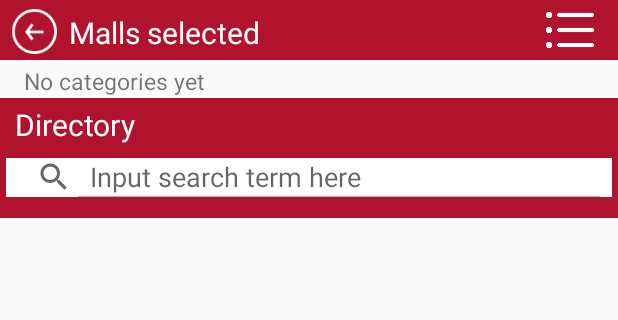
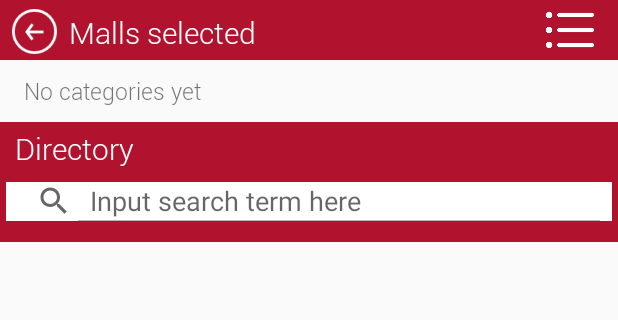
Before and after one commit to jhocx/directus, an Android app: the screen it shows after launch (DirectoryActivity), after a tap on "GO!", on a phone screen of 412 x 824 dp, the part 93-413 px from its top. Run offline under Robolectric (Android 15) with nearby library versions, the phone set to English and light mode, and no system bars; our stand-ins replace Picasso; pictures from the network do not load; 2 other taps on this screen came first.

Commit message:
29/7 finalised aesthetics.

```diff
--- a/app/src/main/java/com/example/jhocx/directus/DirectoryActivity.java
+++ b/app/src/main/java/com/example/jhocx/directus/DirectoryActivity.java
@@ -1,5 +1,6 @@
 package com.example.jhocx.directus;
 
+import android.graphics.Typeface;
 import android.support.v7.app.AppCompatActivity;
 import android.os.Bundle;
 import android.view.View;
@@ -50,7 +51,7 @@ public class DirectoryActivity extends AppCompatActivity {
     String[] shoppingMalls;
 
     private View rootView;     //to make search view only focusable on touch
-    TextView categoriesSelected, mallsSelected; //Test views
+    TextView categoriesSelected, mallsSelected, directory; //Test views
     private ListView list;
     private SearchView searchView;
 
@@ -59,6 +60,14 @@ public class DirectoryActivity extends AppCompatActivity {
         super.onCreate(savedInstanceState);
         setContentView(R.layout.activity_directory);
 
+        // Changes the font to Roboto-Light.
+        mallsSelected = (TextView) findViewById(R.id.mallsSelected);
+        categoriesSelected = (TextView) findViewById(R.id.categoriesSelected);
+        directory = (TextView) findViewById(R.id.directory);
+        Typeface myCustomFont = Typeface.createFromAsset(getAssets(), "fonts/Roboto-Light.ttf");
+        mallsSelected.setTypeface(myCustomFont);
+        categoriesSelected.setTypeface(myCustomFont);
+        directory.setTypeface(myCustomFont);
 
         //To check if filterActivity has been opened yet
         filterActivityOpened = FilterActivity.filterActivityIsOpen();
--- a/app/src/main/java/com/example/jhocx/directus/MainActivity.java
+++ b/app/src/main/java/com/example/jhocx/directus/MainActivity.java
@@ -107,8 +107,6 @@ public class MainActivity extends AppCompatActivity {
                         JSONArray jsonArray = new JSONArray(json);
                         listNearby = new String[jsonArray.length()];
 
-                        TextView testMall = (TextView) findViewById(R.id.testMall);
-
                         final int earthRadius = 6371000;
                         int arrayCounter = 0;
                         for (int i=0; i< jsonArray.length(); i++) {
@@ -137,7 +135,6 @@ public class MainActivity extends AppCompatActivity {
                             listNearbyTrimmed[i] = listNearby[i];
                         }
                         checkedMalls = new boolean[arrayCounter];
-                        testMall.setText("The malls nearby are: " + Arrays.toString(listNearbyTrimmed));
                     } catch (IOException e) {
                         e.printStackTrace();
                     } catch (JSONException e) {
@@ -161,8 +158,6 @@ public class MainActivity extends AppCompatActivity {
                             String json = new String(buffer, "UTF-8");
                             JSONArray jsonArray = new JSONArray(json);
                             listNearby = new String[jsonArray.length()];
-
-                            TextView testMall = (TextView) findViewById(R.id.testMall);
 
                             final int earthRadius = 6371000;
                             int arrayCounter = 0;
@@ -192,7 +187,6 @@ public class MainActivity extends AppCompatActivity {
                                 listNearbyTrimmed[i] = listNearby[i];
                             }
                             checkedMalls = new boolean[arrayCounter];
-                            testMall.setText("The malls nearby are: " + Arrays.toString(listNearbyTrimmed));
                         } catch (IOException e) {
                             e.printStackTrace();
                         } catch (JSONException e) {
--- a/app/src/main/res/layout/activity_directory.xml
+++ b/app/src/main/res/layout/activity_directory.xml
@@ -68,14 +68,14 @@ tools:context=".DirectoryActivity">
         android:id="@+id/directoryHeader"
         android:layout_width="0dp"
         android:layout_height="80dp"
-        android:layout_marginTop="25dp"
+        android:layout_marginTop="10dp"
         android:background="@color/directUs_red"
         android:minHeight="?attr/actionBarSize"
         android:theme="?attr/actionBarTheme"
         app:layout_constraintEnd_toEndOf="parent"
         app:layout_constraintHorizontal_bias="1.0"
         app:layout_constraintStart_toStartOf="parent"
-        app:layout_constraintTop_toBottomOf="@+id/tbHeader" />
+        app:layout_constraintTop_toBottomOf="@+id/categoriesSelected" />
 
     <TextView
         android:id="@+id/directory"
@@ -133,11 +133,11 @@ tools:context=".DirectoryActivity">
         android:layout_width="wrap_content"
         android:layout_height="wrap_content"
         android:layout_marginStart="16dp"
-        android:layout_marginTop="105dp"
+        android:layout_marginTop="10dp"
         android:text="TextView"
         android:textSize="15sp"
         app:layout_constraintStart_toStartOf="parent"
-        app:layout_constraintTop_toTopOf="parent" />
+        app:layout_constraintTop_toBottomOf="@+id/tbHeader" />
 
     <ListView
         android:id="@+id/shopListView"
--- a/app/src/main/res/layout/activity_filter.xml
+++ b/app/src/main/res/layout/activity_filter.xml
@@ -232,13 +232,16 @@
         android:id="@+id/btnToConfirm"
         android:layout_width="79dp"
         android:layout_height="39dp"
+        android:layout_marginBottom="5dp"
         android:layout_marginEnd="8dp"
         android:layout_marginStart="280dp"
         android:layout_marginTop="2dp"
         android:color="#ffffff"
         android:onClick="submitFilter"
         android:text="Confirm"
+        android:textColor="@android:color/black"
         android:textSize="12sp"
+        app:layout_constraintBottom_toTopOf="@+id/fashion"
         app:layout_constraintEnd_toEndOf="@+id/tbHeader"
         app:layout_constraintStart_toStartOf="@+id/tbHeader"
         app:layout_constraintTop_toTopOf="@+id/tbHeader" />
```
Also changed, not shown: app/src/main/res/layout/activity_main.xml (+0 -10 lines).
